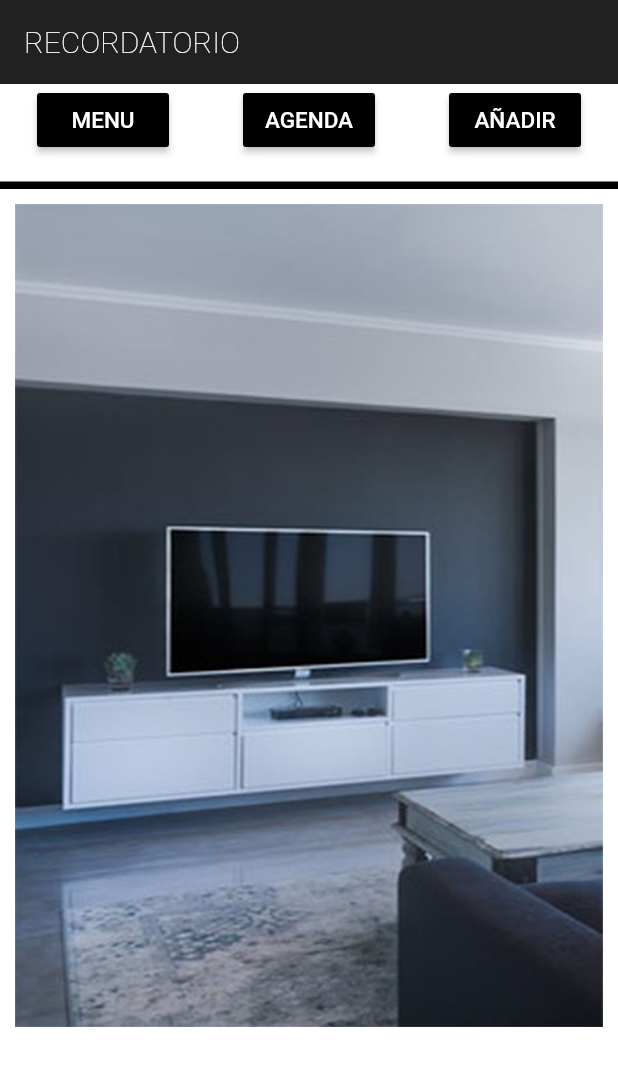
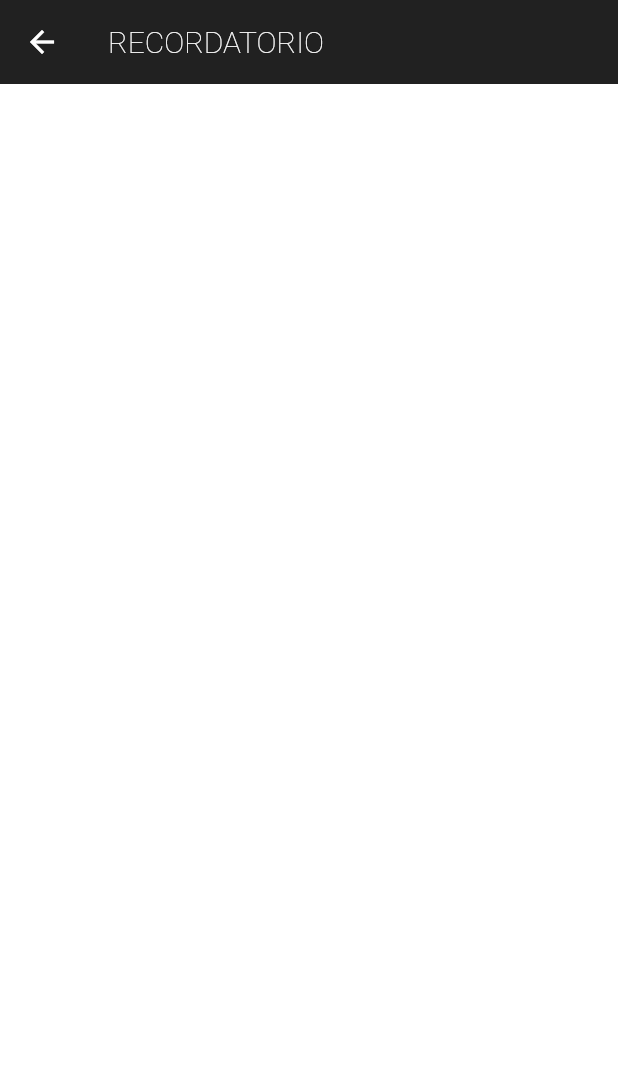
Before and after one commit to gabmisme/Miproyecto-flutter-recordatorio, a Flutter app: the screen it shows after launch, after a tap on "AGENDA", on a phone screen of 412 x 824 dp. Shown: the top 1066 px of the screen. Run offline on Flutter 3.47's test engine with Material 2 defaults, Android fonts, the phone set to English and light mode, and no system bars.

Commit message:
nueva ventana - archivo Agenda.dart

```diff
--- /dev/null
+++ b/lib/ventanas/Agenda.dart
@@ -0,0 +1,30 @@
+import 'package:flutter/material.dart';
+//agenda
+class SecondScreenAgenda extends StatelessWidget{
+  @override
+  Widget build(BuildContext context) {
+    return Scaffold(
+      appBar: AppBar(
+        elevation: 0.0,
+        title: Text(
+          'RECORDATORIO',
+          style: TextStyle(
+              color: Colors.white, fontSize: 20.0, fontWeight: FontWeight.w200),
+        ),
+        // backgroundColor: new Color(0xFF673AB7),
+        //centerTitle: true,
+      ),
+      //colores y separadores
+      body:Scaffold(
+        backgroundColor: Colors.white,
+        body:Container(
+          child: new Stack(
+            children: [
+
+            ],
+          ),
+        ),
+      ),
+    );
+  }
+}
--- a/lib/ventanas/Principal.dart
+++ b/lib/ventanas/Principal.dart
@@ -1,5 +1,6 @@
 import 'package:flutter/material.dart';
 import 'package:recordatorio_glm/ventanas/adicionar.dart';
+import 'package:recordatorio_glm/ventanas/Agenda.dart';
 //ventana principal
 class MyrecorApp extends StatelessWidget {
   @override
@@ -71,6 +72,10 @@ class MyrecorApp extends StatelessWidget {
                       ),
                     ),
                     onPressed: () {
+                      Navigator.push(context,
+                        MaterialPageRoute(builder:
+                            (context)=>SecondScreenAgenda()),);
+
                     },),
 
                   new RaisedButton(
@@ -138,8 +143,6 @@ class MyrecorApp extends StatelessWidget {
                 ),
               ),
  /*********************************fin decoracion******************************/
-
-
            ],
          ),
         ),
```
